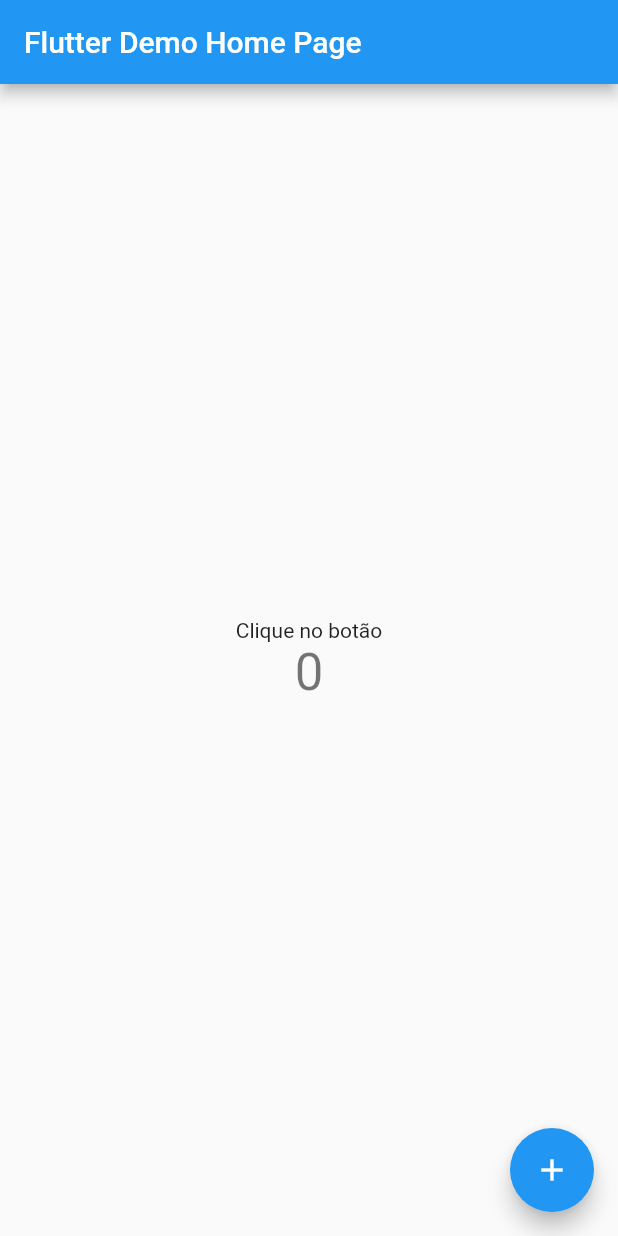
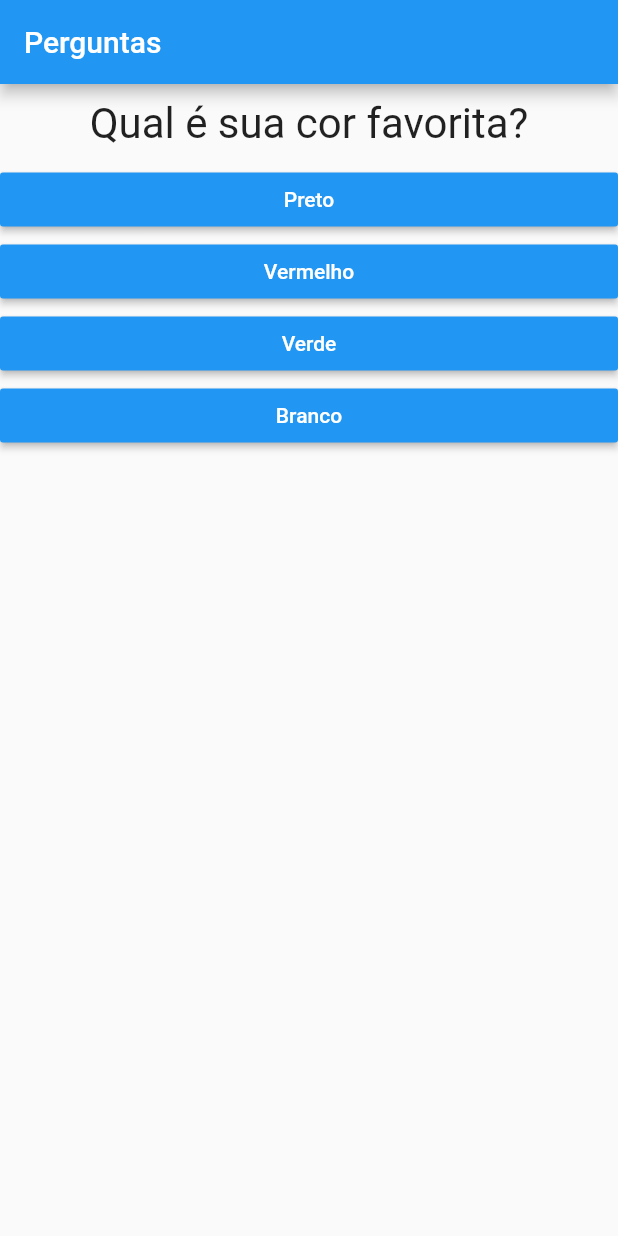
Before and after one commit to britojcs/flutter_curso_cod3r, a Flutter app: the screen it shows after launch, on a phone screen of 412 x 824 dp. Run offline on Flutter 3.47's test engine with Material 2 defaults, Android fonts, the phone set to English and light mode, and no system bars.

Commit message:
projeto perguntas

```diff
--- a/projetos/p1_perguntas/lib/main.dart
+++ b/projetos/p1_perguntas/lib/main.dart
@@ -1,63 +1,73 @@
 import 'package:flutter/material.dart';
+import 'package:p1_perguntas/resposta.dart';
+import './questao.dart';
 
-void main() => runApp(MyApp());
+main() => runApp(new PerguntaApp());
 
-class MyApp extends StatelessWidget {
+class _PerguntaAppState extends State<PerguntaApp> {
+  var _perguntaSelecionada = 0;
+
+  final List<Map<String, Object>> _perguntas = const [
+    {
+      'texto': 'Qual é sua cor favorita?',
+      'respostas': ['Preto', 'Vermelho', 'Verde', 'Branco']
+    },
+    {
+      'texto': 'Qual é o seu animal favorito?',
+      'respostas': ['Coelho', 'Cobra', 'Elefante', 'Leão']
+    },
+    {
+      'texto': 'Qual é o seu instrutor favorito?',
+      'respostas': ['Maria', 'Jõao', 'Leo', 'Pedro']
+    },
+  ];
+
+  void _responder() {
+    if (temPerguntaSelecionada) {
+      setState(() {
+        _perguntaSelecionada++;
+      });
+    }
+  }
+
+  bool get temPerguntaSelecionada {
+    return _perguntaSelecionada < _perguntas.length;
+  }
+
   @override
   Widget build(BuildContext context) {
+    List<String> respostas = temPerguntaSelecionada
+        ? _perguntas[_perguntaSelecionada]['respostas']
+        : null;
+
     return MaterialApp(
-      title: 'Flutter Demo',
-      theme: ThemeData(
-        primarySwatch: Colors.blue,
+      home: Scaffold(
+        appBar: AppBar(
+          title: Text('Perguntas'),
+        ),
+        body: temPerguntaSelecionada
+            ? Column(
+                children: <Widget>[
+                  Questao(_perguntas[_perguntaSelecionada]['texto']),
+                  ...respostas
+                      .map((resposta) => Resposta(resposta, _responder))
+                      .toList(),
+                ],
+              )
+            : Center(
+                child: Text(
+                  'Parabéns!',
+                  style: TextStyle(fontSize: 28),
+                ),
+              ),
       ),
-      home: MyHomePage(title: 'Flutter Demo Home Page'),
     );
   }
 }
 
-class MyHomePage extends StatefulWidget {
-  MyHomePage({Key key, this.title}) : super(key: key);
-
-  final String title;
-
+class PerguntaApp extends StatefulWidget {
   @override
-  _MyHomePageState createState() => _MyHomePageState();
-}
-
-class _MyHomePageState extends State<MyHomePage> {
-  int _counter = 0;
-
-  void _incrementCounter() {
-    setState(() {
-      _counter++;
-    });
-  }
-
-  @override
-  Widget build(BuildContext context) {
-    return Scaffold(
-      appBar: AppBar(
-        title: Text(widget.title),
-      ),
-      body: Center(
-        child: Column(
-          mainAxisAlignment: MainAxisAlignment.center,
-          children: <Widget>[
-            Text(
-              'Clique no botão',
-            ),
-            Text(
-              '$_counter',
-              style: Theme.of(context).textTheme.display1,
-            ),
-          ],
-        ),
-      ),
-      floatingActionButton: FloatingActionButton(
-        onPressed: _incrementCounter,
-        tooltip: 'Increment',
-        child: Icon(Icons.add),
-      ), // This trailing comma makes auto-formatting nicer for build methods.
-    );
+  _PerguntaAppState createState() {
+    return _PerguntaAppState();
   }
 }
--- /dev/null
+++ b/projetos/p1_perguntas/lib/questao.dart
@@ -0,0 +1,20 @@
+import 'package:flutter/material.dart';
+
+class Questao extends StatelessWidget {
+  final String texto;
+
+  Questao(this.texto);
+
+  @override
+  Widget build(BuildContext context) {
+    return Container(
+      width: double.infinity,
+      margin: EdgeInsets.all(10),
+      child: Text(
+        texto,
+        style: TextStyle(fontSize: 28),
+        textAlign: TextAlign.center,
+      ),
+    );
+  }
+}
--- /dev/null
+++ b/projetos/p1_perguntas/lib/resposta.dart
@@ -0,0 +1,21 @@
+import 'package:flutter/material.dart';
+
+class Resposta extends StatelessWidget {
+  final String texto;
+  final void Function() quandoSelecionado;
+
+  Resposta(this.texto, this.quandoSelecionado);
+
+  @override
+  Widget build(BuildContext context) {
+    return Container(
+      width: double.infinity,
+      child: RaisedButton(
+        color: Colors.blue,
+        textColor: Colors.white,
+        child: Text(texto),
+        onPressed: quandoSelecionado,
+      ),
+    );
+  }
+}
```
Also changed, not shown: projetos/p1_perguntas/pubspec.yaml (+1 -7 lines).
